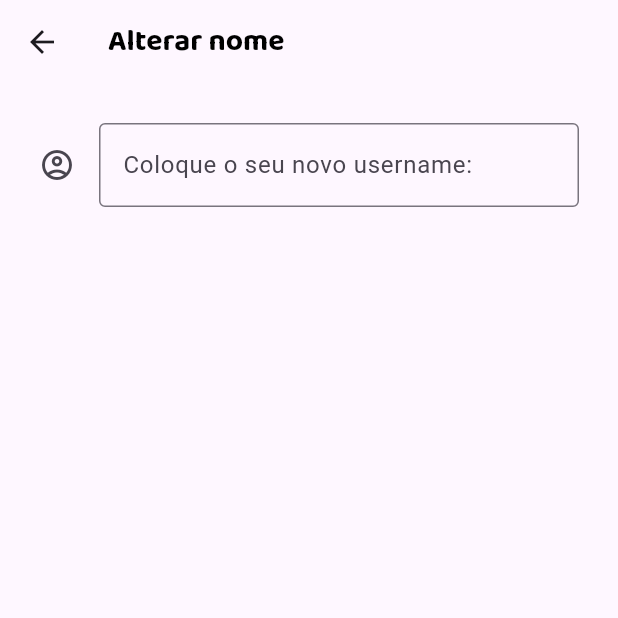
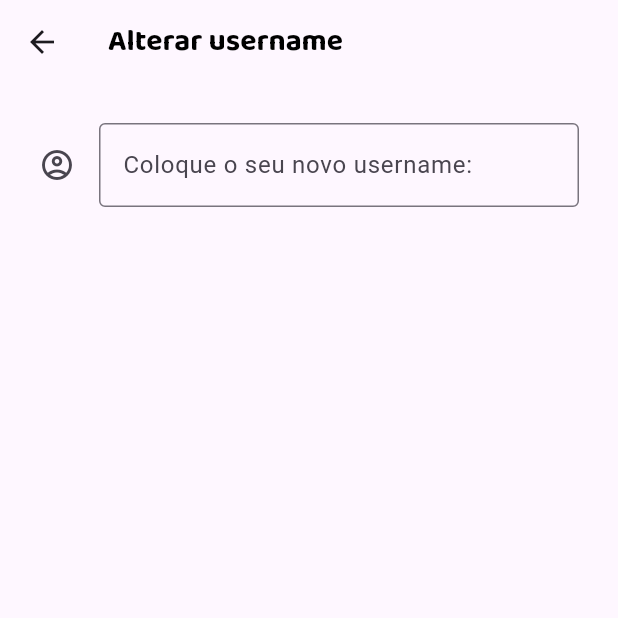
Before and after one commit to JpP3dro/app_bunco, a Flutter app: the TelaAlterarUsername screen opened directly with empty values, on a phone screen of 412 x 824 dp, the top half of it. Run offline on Flutter 3.47's test engine with Material 3 defaults, Android fonts, the phone set to English and light mode, and no system bars; our stand-ins replace google_fonts, page_transition.

Commit message:
Ultimo commit de hoje

```diff
--- a/lib/screens/alterarusername.dart
+++ b/lib/screens/alterarusername.dart
@@ -86,7 +86,7 @@ class _TelaAlterarUsernameState extends State<TelaAlterarUsername> {
     return Scaffold(
       appBar: AppBar(
         title: Text(
-          "Alterar nome",
+          "Alterar username",
           style: GoogleFonts.baloo2(
             fontSize: 20,
             color: Colors.black,
```
